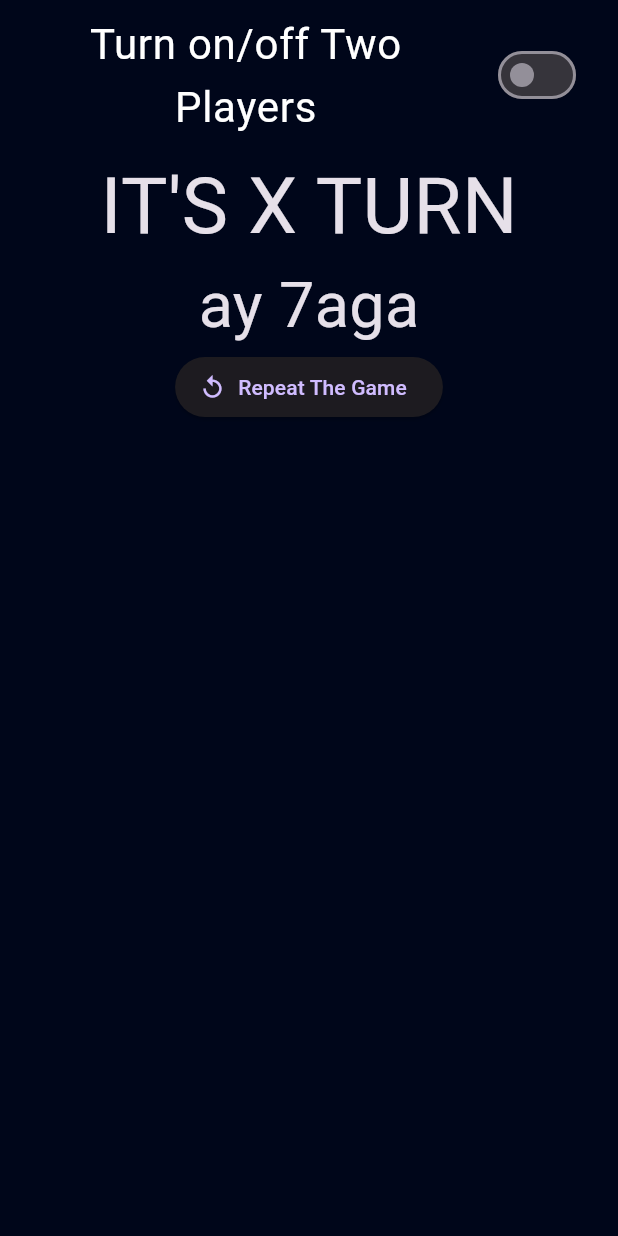
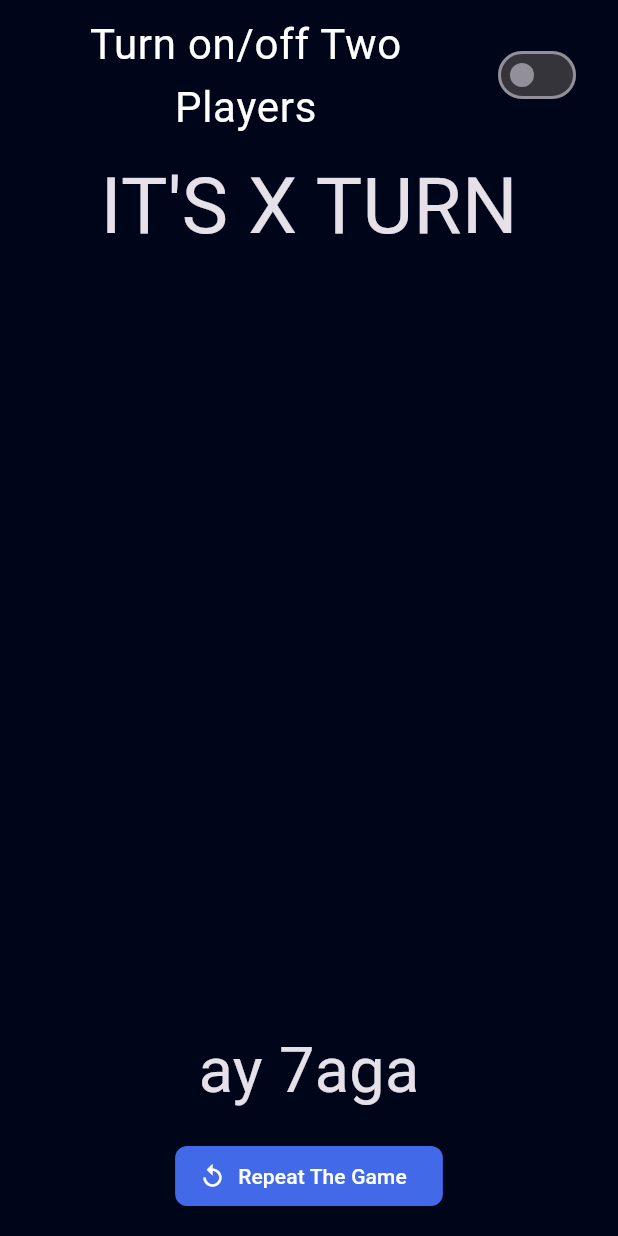
Before and after one commit to mohamedgalalelhamrawy/Tic-Tac, a Flutter app: the screen it shows after launch, after a tap on "Repeat The Game", on a phone screen of 412 x 824 dp. Run offline on Flutter 3.47's test engine with Material 3 defaults, Android fonts, the phone set to English and light mode, and no system bars.

Commit message:
Add changes for the button

```diff
--- a/lib/homepage.dart
+++ b/lib/homepage.dart
@@ -46,24 +46,34 @@ class _HomePageState extends State<HomePage> {
               ),
             ),
             // 3
-// ///////////////////////////////////////
+                  Spacer(flex: 1,),
             // 4
             Text(
-              result,
+             result,
               style: const TextStyle(
                 fontSize: 42,
               ),
             ),
             // 5
-            ElevatedButton.icon(
-                onPressed: () {
-                  activeplayer = "X";
-                  gameover = false;
-                  result = '';
-                  turns = 0;
-                },
-                icon: const Icon(Icons.replay),
-                label: const Text("Repeat The Game"))
+            Padding(
+              padding: const EdgeInsets.symmetric(vertical: 16),
+              child: ElevatedButton.icon(
+                  style: ButtonStyle(
+                      backgroundColor: MaterialStateProperty.all(
+                          Theme.of(context).splashColor),
+                      shape: MaterialStateProperty.all<RoundedRectangleBorder>(
+                          RoundedRectangleBorder(
+                        borderRadius: BorderRadius.circular(8),
+                      ))),
+                  onPressed: () {
+                    // activeplayer = "X";
+                    // gameover = false;
+                    // result = '';
+                    // turns = 0;
+                  },
+                  icon: const Icon(Icons.replay,color: Colors.white,),
+                  label: const Text("Repeat The Game",style: TextStyle(color: Colors.white),)),
+            )
           ],
         ),
       ),
```
